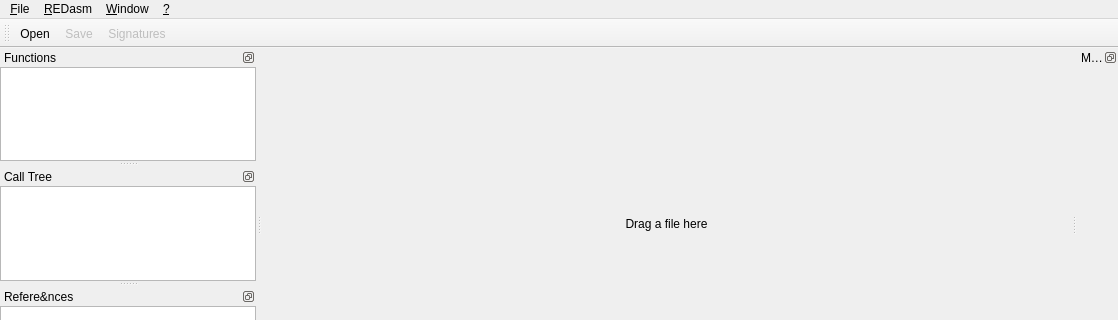
Qt form mainwindow.ui (REDasmOrg/REDasm) before a commit; both pictures show x 0 to 1118 and y 0 to 320 of the 1118 by 661 pixel window.
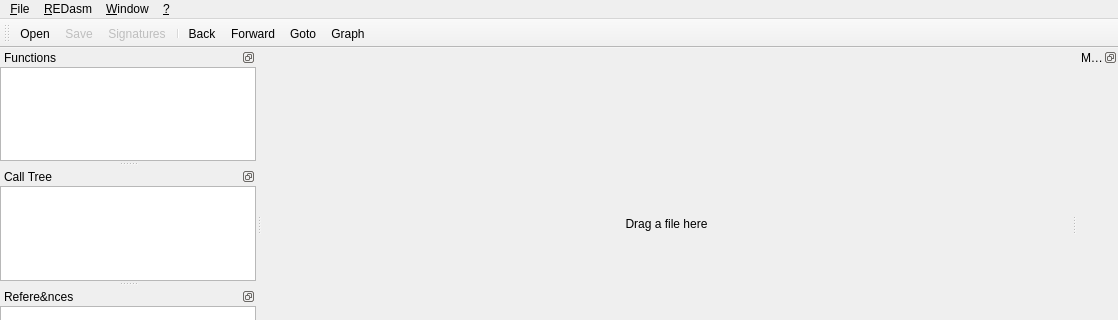
The same form after that commit. Icons and pictures are not drawn. Custom widgets are drawn as their Qt base class.

What changed in the file:
```diff
--- a/mainwindow.ui
+++ b/mainwindow.ui
@@ -146,6 +146,11 @@
    <addaction name="action_Open"/>
    <addaction name="action_Save"/>
    <addaction name="action_Signatures"/>
+   <addaction name="separator"/>
+   <addaction name="action_Back"/>
+   <addaction name="action_Forward"/>
+   <addaction name="action_Goto"/>
+   <addaction name="action_Graph"/>
   </widget>
   <widget class="QDockWidget" name="dockOutput">
    <property name="sizePolicy">
@@ -467,6 +472,38 @@
     <string>&amp;Subscribe to /r/REDasm</string>
    </property>
   </action>
+  <action name="action_Back">
+   <property name="text">
+    <string>&amp;Back</string>
+   </property>
+   <property name="visible">
+    <bool>false</bool>
+   </property>
+  </action>
+  <action name="action_Forward">
+   <property name="text">
+    <string>&amp;Forward</string>
+   </property>
+   <property name="visible">
+    <bool>false</bool>
+   </property>
+  </action>
+  <action name="action_Goto">
+   <property name="text">
+    <string>&amp;Goto</string>
+   </property>
+   <property name="visible">
+    <bool>false</bool>
+   </property>
+  </action>
+  <action name="action_Graph">
+   <property name="text">
+    <string>&amp;Graph</string>
+   </property>
+   <property name="visible">
+    <bool>false</bool>
+   </property>
+  </action>
  </widget>
  <layoutdefault spacing="6" margin="11"/>
  <customwidgets>
@@ -475,6 +512,12 @@
    <extends>QPlainTextEdit</extends>
    <header>widgets/outputwidget.h</header>
   </customwidget>
+  <customwidget>
+   <class>ListingMap</class>
+   <extends>QWidget</extends>
+   <header>widgets/listingmap.h</header>
+   <container>1</container>
+  </customwidget>
  </customwidgets>
  <resources>
   <include location="resources.qrc"/>
```
Left out of the diff: 2 changed lines with no effect on the pictures.
